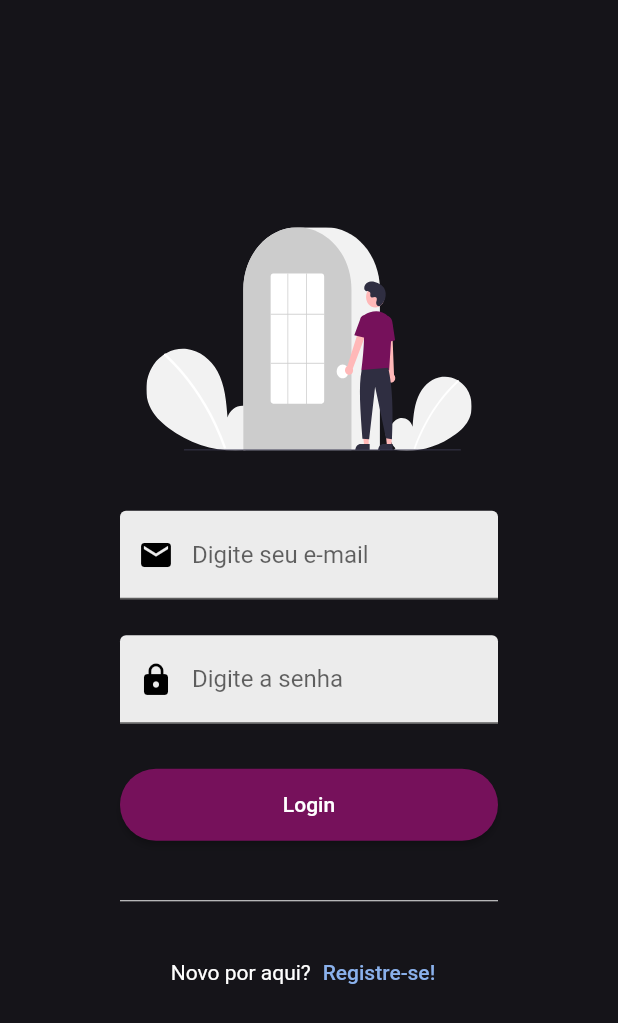
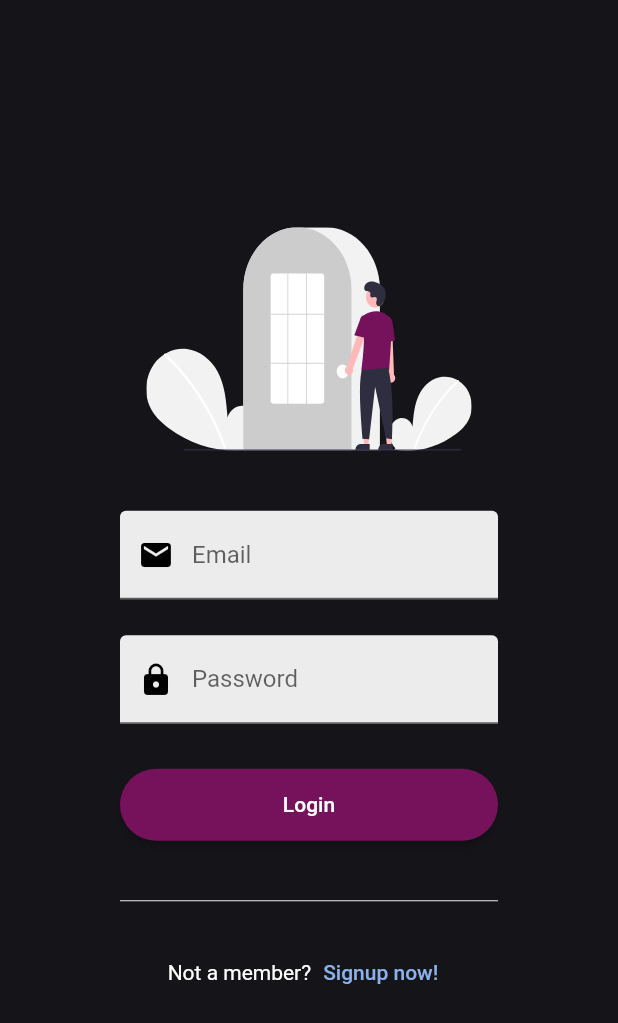
Before and after one commit to LeviJunior1/crypto_app, a Flutter app: the LoginPage screen opened by its route, on a phone screen of 412 x 824 dp. Shown: the top 1023 px of the screen. Run offline on Flutter 3.47's test engine with Material 2 defaults, Android fonts, the phone set to English and light mode, and no system bars; our stand-ins replace flutter_svg.

Commit message:
add readme, remove import and change to english fields

```diff
--- a/lib/main.dart
+++ b/lib/main.dart
@@ -1,4 +1,3 @@
-import 'package:crypto_app/pages/login_page.dart';
 import 'package:crypto_app/routes/route.dart';
 import 'package:flutter/material.dart';
 
--- a/lib/pages/login_page.dart
+++ b/lib/pages/login_page.dart
@@ -30,7 +30,7 @@ class LoginPage extends StatelessWidget {
                     Icons.email,
                     color: Colors.black,
                   ),
-                  label: Text('Digite seu e-mail'),
+                  label: Text('Email'),
                   filled: true,
                   fillColor: Color(0xFFECECEC),
                 ),
@@ -46,7 +46,7 @@ class LoginPage extends StatelessWidget {
                     Icons.lock,
                     color: Colors.black,
                   ),
-                  label: Text('Digite a senha'),
+                  label: Text('Password'),
                   filled: true,
                   fillColor: Color(0xFFECECEC),
                 ),
@@ -90,7 +90,7 @@ class LoginPage extends StatelessWidget {
                 mainAxisAlignment: MainAxisAlignment.center,
                 children: [
                   const Text(
-                    'Novo por aqui?',
+                    'Not a member?',
                     style: TextStyle(
                       color: Colors.white,
                     ),
@@ -99,7 +99,7 @@ class LoginPage extends StatelessWidget {
                     onPressed: () async =>
                         await Navigator.pushNamed(context, '/'),
                     child: const Text(
-                      'Registre-se!',
+                      'Signup now!',
                       style: TextStyle(
                         color: Color(0xFF8AB1EC),
                       ),
```
Also changed, not shown: 1 other file.
